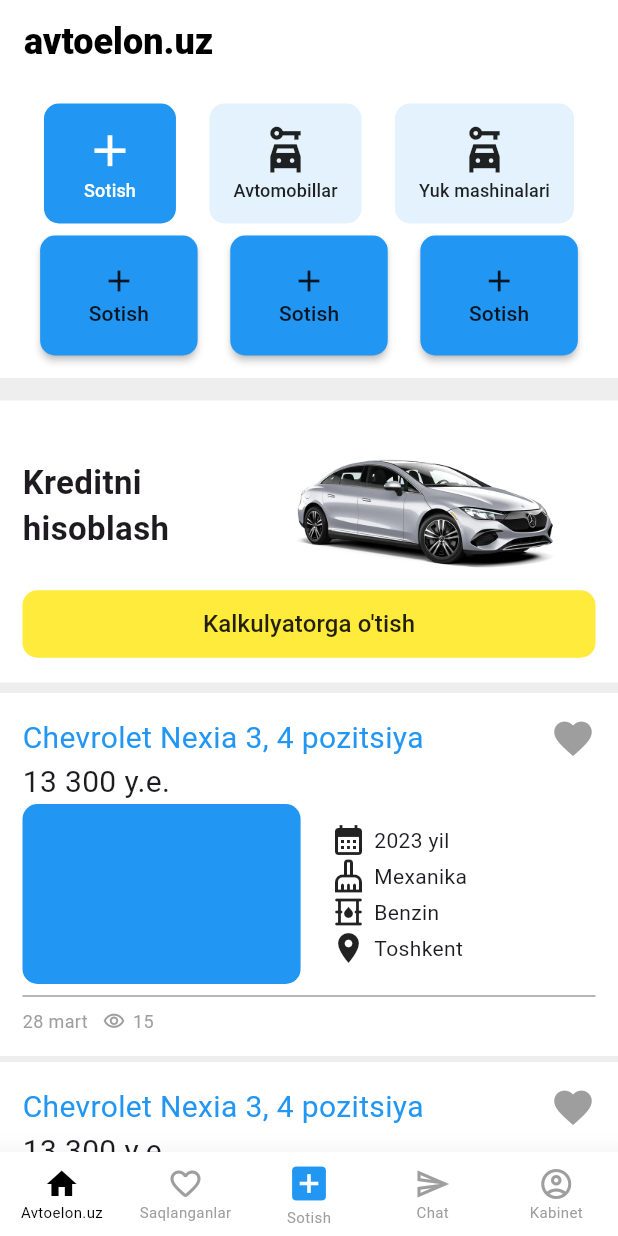
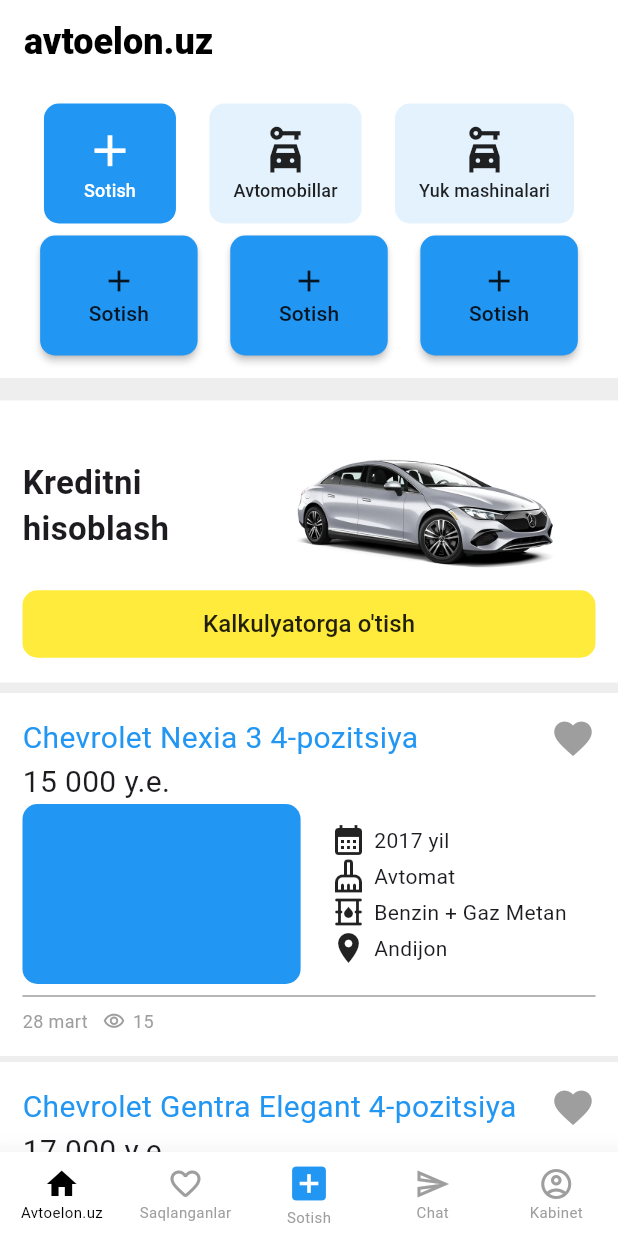
Before and after one commit to abulbanat/avto_elon, a Flutter app: the screen it shows after launch, on a phone screen of 412 x 824 dp. Run offline on Flutter 3.47's test engine with Material 3 defaults, Android fonts, the phone set to English and light mode, and no system bars; drawn by our look-alikes of like_button; our stand-ins replace go_router.

Commit message:
bugs fixed

```diff
--- a/lib/features/auth/cabinet_setting.dart
+++ b/lib/features/auth/cabinet_setting.dart
@@ -1,4 +1,3 @@
-import 'package:avto_elon/app.dart';
 import 'package:flutter/material.dart';
 
 class CabinetSetting extends StatelessWidget {
--- a/lib/features/home/home_page.dart
+++ b/lib/features/home/home_page.dart
@@ -1,6 +1,6 @@
 import 'package:avto_elon/features/home/widgets/widgets_home.dart';
 import 'package:flutter/material.dart';
-import 'package:go_router/go_router.dart';
+
 
 class HomePage extends StatelessWidget {
   const HomePage({super.key});
@@ -8,7 +8,6 @@
 
   @override
   Widget build(BuildContext context) {
-    double screenwidth = MediaQuery.of(context).size.width;
     return Scaffold(
       backgroundColor: Colors.grey.shade200,
       appBar: AppBar(
@@ -210,11 +209,11 @@
               ),
             ),
             SizedBox(height: 5,),
-            addSellingCar(context),
-            addSellingCar(context),
-            addSellingCar(context),
-            addSellingCar(context),
-            addSellingCar(context),
+            addSellingCar(context, "Chevrolet", "Nexia 3", "4", "15 000", "2017", "Avtomat", "Benzin + Gaz Metan", "Andijon"),
+            addSellingCar(context, "Chevrolet", "Gentra Elegant", "4", "17 000","2023", "Avtomat", "Benzin ", "Toshkent"),
+            addSellingCar(context, "Chevrolet", "Nexia 2", "2", "19 000","2015", "Mexanika", "Gaz Metan", "Buxoro"),
+            addSellingCar(context, "Chevrolet", "Nexia 3", "4", "15 000","2014", "Avtomat", "Benzin", "Samarqand"),
+            addSellingCar(context, "Chevrolet", "Nexia 3", "4", "15 000","2019", "Avtomat", "Gaz Propan", "Qashqadaryo"),
           ],
         ),
       ),
--- a/lib/features/home/widgets/widgets_home.dart
+++ b/lib/features/home/widgets/widgets_home.dart
@@ -2,7 +2,7 @@
 import 'package:flutter/material.dart';
 import 'package:like_button/like_button.dart';
 
-Widget addSellingCar(BuildContext context){
+Widget addSellingCar(BuildContext context, String brand, String model, String positsia, String price, String year, String clutch, String oil, String location){
   double screenwidth = MediaQuery.of(context).size.width;
   return Padding(
     padding: const EdgeInsets.symmetric(vertical: 2.0),
@@ -16,10 +16,22 @@
             Row(
               mainAxisAlignment: MainAxisAlignment.spaceBetween,
               children: [
-                Text("Chevrolet Nexia 3, 4 pozitsiya",style: TextStyle(
-                  fontSize: 20,
-                  color: Colors.blue
-                ),),
+                Row(
+                  children: [
+                    Text("$brand ",style: TextStyle(
+                      fontSize: 20,
+                      color: Colors.blue
+                    ),),
+                    Text("$model ",style: TextStyle(
+                        fontSize: 20,
+                        color: Colors.blue
+                    ),),
+                    Text("$positsia-pozitsiya",style: TextStyle(
+                        fontSize: 20,
+                        color: Colors.blue
+                    ),),
+                  ],
+                ),
                 GestureDetector(
                   child: LikeButton(
                     size: 30,
@@ -30,7 +42,7 @@
             ),
             Row(
               children: [
-                Text("13 300 y.e.",style: TextStyle(
+                Text("$price y.e.",style: TextStyle(
                   fontSize: 20,
 
                 ),),
@@ -56,28 +68,28 @@
                       children: [
                         Icon(Icons.calendar_month),
                         SizedBox(width: 5,),
-                        Text("2023 yil")
+                        Text("$year yil")
                       ],
                     ),
                     Row(
                       children: [
                         Icon(Icons.cleaning_services_outlined),
                         SizedBox(width: 5,),
-                        Text("Mexanika")
+                        Text("$clutch")
                       ],
                     ),
                     Row(
                       children: [
                         Icon(Icons.oil_barrel_outlined),
                         SizedBox(width: 5,),
-                        Text("Benzin")
+                        Text("$oil")
                       ],
                     ),
                     Row(
                       children: [
                         Icon(Icons.location_on),
                         SizedBox(width: 5,),
-                        Text("Toshkent")
+                        Text("$location")
                       ],
                     ),
                   ],
```
